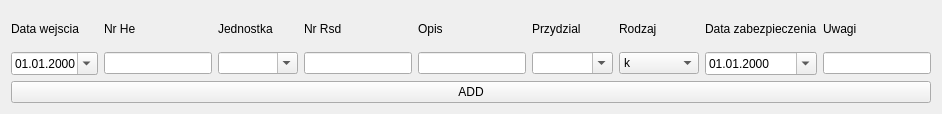
Qt form widgets/CaseInAddWidget.ui (cykusz/rejestr) before a commit.
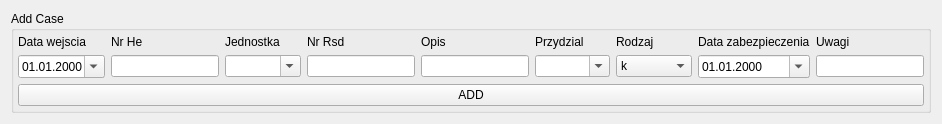
The same form after that commit.

Commit message: split ScrollTableWidget and CaseInAddWidget

Diff of the .ui file:
```diff
--- a/widgets/CaseInAddWidget.ui
+++ b/widgets/CaseInAddWidget.ui
@@ -14,6 +14,15 @@
    <string>Form</string>
   </property>
   <layout class="QGridLayout" name="gridLayout">
+   <item row="0" column="0" colspan="2">
+    <widget class="QGroupBox" name="groupBox">
+     <property name="title">
+      <string>Add Case</string>
+     </property>
+     <layout class="QGridLayout" name="gridLayout_2">
+      <property name="margin">
+       <number>4</number>
+      </property>
    <item row="0" column="0">
     <widget class="QLabel" name="label">
      <property name="text">
@@ -215,6 +224,9 @@
      <property name="text">
       <string>ADD</string>
      </property>
+       </widget>
+      </item>
+     </layout>
     </widget>
    </item>
   </layout>
```
Lines whose indentation alone changed are shown as unchanged. The commit also changes 12 other files.
